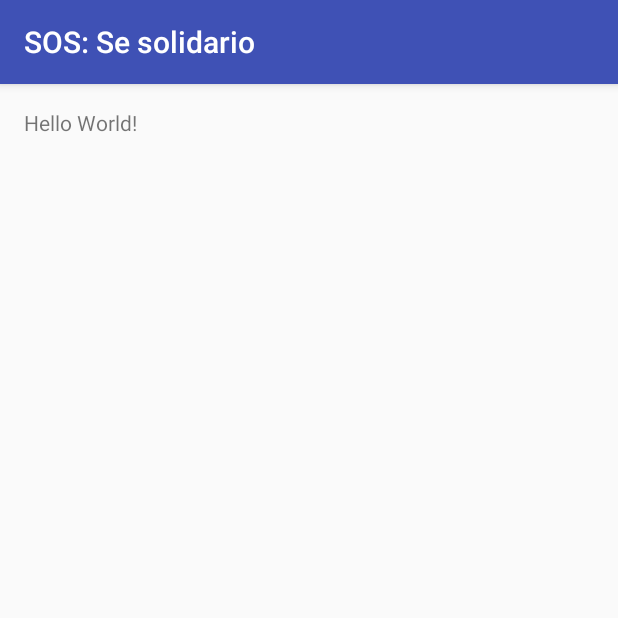
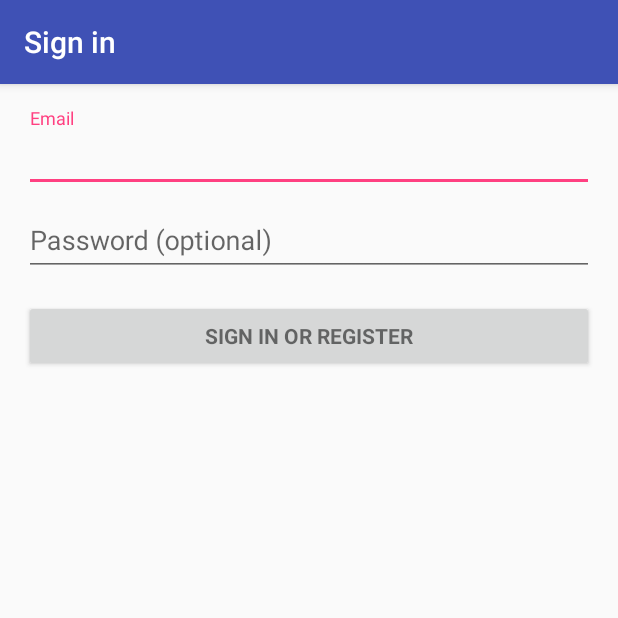
Before and after one commit to Bernix01/sos-se-solidario.android, an Android app: the screen it shows after launch (MainActivity before the commit, LoginActivity after it), on a phone screen of 412 x 824 dp, the top half of it. Run offline under Robolectric (Android 15) with nearby library versions, the phone set to English and light mode, and no system bars; 2 statements that could not run were skipped.

Commit message:
esta lo de login

```diff
--- a/app/build.gradle
+++ b/app/build.gradle
@@ -23,4 +23,5 @@
     compile fileTree(dir: 'libs', include: ['*.jar'])
     testCompile 'junit:junit:4.12'
     compile 'com.android.support:appcompat-v7:23.4.0'
+    compile 'com.android.support:design:23.4.0'
 }
--- /dev/null
+++ b/app/src/main/java/paralelo1/poo/sossesolidario/LoginActivity.java
@@ -0,0 +1,351 @@
+package paralelo1.poo.sossesolidario;
+
+import android.animation.Animator;
+import android.animation.AnimatorListenerAdapter;
+import android.annotation.TargetApi;
+import android.content.pm.PackageManager;
+import android.support.annotation.NonNull;
+import android.support.design.widget.Snackbar;
+import android.support.v7.app.AppCompatActivity;
+import android.app.LoaderManager.LoaderCallbacks;
+
+import android.content.CursorLoader;
+import android.content.Loader;
+import android.database.Cursor;
+import android.net.Uri;
+import android.os.AsyncTask;
+
+import android.os.Build;
+import android.os.Bundle;
+import android.provider.ContactsContract;
+import android.text.TextUtils;
+import android.util.Log;
+import android.view.KeyEvent;
+import android.view.View;
+import android.view.View.OnClickListener;
+import android.view.inputmethod.EditorInfo;
+import android.widget.ArrayAdapter;
+import android.widget.AutoCompleteTextView;
+import android.widget.Button;
+import android.widget.EditText;
+import android.widget.TextView;
+
+import java.util.ArrayList;
+import java.util.List;
+
+import static android.Manifest.permission.READ_CONTACTS;
+
+/**
+ * A login screen that offers login via email/password.
+ */
+public class LoginActivity extends AppCompatActivity implements LoaderCallbacks<Cursor> {
+
+    /**
+     * Id to identity READ_CONTACTS permission request.
+     */
+    private static final int REQUEST_READ_CONTACTS = 0;
+
+    /**
+     * A dummy authentication store containing known user names and passwords.
+     * TODO: remove after connecting to a real authentication system.
+     */
+    private static final String[] DUMMY_CREDENTIALS = new String[]{
+            "foo@example.com:hello", "bar@example.com:world"
+    };
+    /**
+     * Keep track of the login task to ensure we can cancel it if requested.
+     */
+    private UserLoginTask mAuthTask = null;
+
+    // UI references.
+    private AutoCompleteTextView mEmailView;
+    private EditText mPasswordView;
+    private View mProgressView;
+    private View mLoginFormView;
+
+    @Override
+    protected void onCreate(Bundle savedInstanceState) {
+        super.onCreate(savedInstanceState);
+        setContentView(R.layout.activity_login);
+        // Set up the login form.
+        mEmailView = (AutoCompleteTextView) findViewById(R.id.email);
+        populateAutoComplete();
+
+        mPasswordView = (EditText) findViewById(R.id.password);
+        mPasswordView.setOnEditorActionListener(new TextView.OnEditorActionListener() {
+            @Override
+            public boolean onEditorAction(TextView textView, int id, KeyEvent keyEvent) {
+                if (id == R.id.login || id == EditorInfo.IME_NULL) {
+                    attemptLogin();
+                    return true;
+                }
+                return false;
+            }
+        });
+
+        Button mEmailSignInButton = (Button) findViewById(R.id.email_sign_in_button);
+        mEmailSignInButton.setOnClickListener(new OnClickListener() {
+            @Override
+            public void onClick(View view) {
+                attemptLogin();
+            }
+        });
+
+        mLoginFormView = findViewById(R.id.login_form);
+        mProgressView = findViewById(R.id.login_progress);
+    }
+
+    private void populateAutoComplete() {
+        if (!mayRequestContacts()) {
+            return;
+        }
+
+        getLoaderManager().initLoader(0, null, this);
+    }
+
+    private boolean mayRequestContacts() {
+        if (Build.VERSION.SDK_INT < Build.VERSION_CODES.M) {
+            return true;
+        }
+        if (checkSelfPermission(READ_CONTACTS) == PackageManager.PERMISSION_GRANTED) {
+            return true;
+        }
+        if (shouldShowRequestPermissionRationale(READ_CONTACTS)) {
+            Snackbar.make(mEmailView, R.string.permission_rationale, Snackbar.LENGTH_INDEFINITE)
+                    .setAction(android.R.string.ok, new View.OnClickListener() {
+                        @Override
+                        @TargetApi(Build.VERSION_CODES.M)
+                        public void onClick(View v) {
+                            requestPermissions(new String[]{READ_CONTACTS}, REQUEST_READ_CONTACTS);
+                        }
+                    });
+        } else {
+            requestPermissions(new String[]{READ_CONTACTS}, REQUEST_READ_CONTACTS);
+        }
+        return false;
+    }
+
+    /**
+     * Callback received when a permissions request has been completed.
+     */
+    @Override
+    public void onRequestPermissionsResult(int requestCode, @NonNull String[] permissions,
+                                           @NonNull int[] grantResults) {
+        if (requestCode == REQUEST_READ_CONTACTS) {
+            if (grantResults.length == 1 && grantResults[0] == PackageManager.PERMISSION_GRANTED) {
+                populateAutoComplete();
+            }
+        }
+    }
+
+
+    /**
+     * Attempts to sign in or register the account specified by the login form.
+     * If there are form errors (invalid email, missing fields, etc.), the
+     * errors are presented and no actual login attempt is made.
+     */
+    private void attemptLogin() {
+        if (mAuthTask != null) {
+            return;
+        }
+
+        // Reset errors.
+        mEmailView.setError(null);
+        mPasswordView.setError(null);
+
+        // Store values at the time of the login attempt.
+        String email = mEmailView.getText().toString();
+        String password = mPasswordView.getText().toString();
+
+        boolean cancel = false;
+        View focusView = null;
+
+        // Check for a valid password, if the user entered one.
+        if (!TextUtils.isEmpty(password) && !isPasswordValid(password)) {
+            mPasswordView.setError(getString(R.string.error_invalid_password));
+            focusView = mPasswordView;
+            cancel = true;
+        }
+
+        // Check for a valid email address.
+        if (TextUtils.isEmpty(email)) {
+            mEmailView.setError(getString(R.string.error_field_required));
+            focusView = mEmailView;
+            cancel = true;
+        } else if (!isEmailValid(email)) {
+            mEmailView.setError(getString(R.string.error_invalid_email));
+            focusView = mEmailView;
+            cancel = true;
+        }
+
+        if (cancel) {
+            // There was an error; don't attempt login and focus the first
+            // form field with an error.
+            focusView.requestFocus();
+        } else {
+            // Show a progress spinner, and kick off a background task to
+            // perform the user login attempt.
+            showProgress(true);
+            mAuthTask = new UserLoginTask(email, password);
+            mAuthTask.execute((Void) null);
+        }
+    }
+
+    private boolean isEmailValid(String email) {
+        //TODO: Replace this with your own logic
+        return email.contains("@");
+    }
+
+    private boolean isPasswordValid(String password) {
+        //TODO: Replace this with your own logic
+        return password.length() > 4;
+    }
+
+    /**
+     * Shows the progress UI and hides the login form.
+     */
+    @TargetApi(Build.VERSION_CODES.HONEYCOMB_MR2)
+    private void showProgress(final boolean show) {
+        // On Honeycomb MR2 we have the ViewPropertyAnimator APIs, which allow
+        // for very easy animations. If available, use these APIs to fade-in
+        // the progress spinner.
+        if (Build.VERSION.SDK_INT >= Build.VERSION_CODES.HONEYCOMB_MR2) {
+            int shortAnimTime = getResources().getInteger(android.R.integer.config_shortAnimTime);
+
+            mLoginFormView.setVisibility(show ? View.GONE : View.VISIBLE);
+            mLoginFormView.animate().setDuration(shortAnimTime).alpha(
+                    show ? 0 : 1).setListener(new AnimatorListenerAdapter() {
+                @Override
+                public void onAnimationEnd(Animator animation) {
+                    mLoginFormView.setVisibility(show ? View.GONE : View.VISIBLE);
+                }
+            });
+
+            mProgressView.setVisibility(show ? View.VISIBLE : View.GONE);
+            mProgressView.animate().setDuration(shortAnimTime).alpha(
+                    show ? 1 : 0).setListener(new AnimatorListenerAdapter() {
+                @Override
+                public void onAnimationEnd(Animator animation) {
+                    mProgressView.setVisibility(show ? View.VISIBLE : View.GONE);
+                }
+            });
+        } else {
+            // The ViewPropertyAnimator APIs are not available, so simply show
+            // and hide the relevant UI components.
+            mProgressView.setVisibility(show ? View.VISIBLE : View.GONE);
+            mLoginFormView.setVisibility(show ? View.GONE : View.VISIBLE);
+        }
+    }
+
+    @Override
+    public Loader<Cursor> onCreateLoader(int i, Bundle bundle) {
+        return new CursorLoader(this,
+                // Retrieve data rows for the device user's 'profile' contact.
+                Uri.withAppendedPath(ContactsContract.Profile.CONTENT_URI,
+                        ContactsContract.Contacts.Data.CONTENT_DIRECTORY), ProfileQuery.PROJECTION,
+
+                // Select only email addresses.
+                ContactsContract.Contacts.Data.MIMETYPE +
+                        " = ?", new String[]{ContactsContract.CommonDataKinds.Email
+                .CONTENT_ITEM_TYPE},
+
+                // Show primary email addresses first. Note that there won't be
+                // a primary email address if the user hasn't specified one.
+                ContactsContract.Contacts.Data.IS_PRIMARY + " DESC");
+    }
+
+    @Override
+    public void onLoadFinished(Loader<Cursor> cursorLoader, Cursor cursor) {
+        List<String> emails = new ArrayList<>();
+        cursor.moveToFirst();
+        while (!cursor.isAfterLast()) {
+            emails.add(cursor.getString(ProfileQuery.ADDRESS));
+            cursor.moveToNext();
+        }
+
+        addEmailsToAutoComplete(emails);
+    }
+
+    @Override
+    public void onLoaderReset(Loader<Cursor> cursorLoader) {
+
+    }
+
+    private void addEmailsToAutoComplete(List<String> emailAddressCollection) {
+        //Create adapter to tell the AutoCompleteTextView what to show in its dropdown list.
+        ArrayAdapter<String> adapter =
+                new ArrayAdapter<>(LoginActivity.this,
+                        android.R.layout.simple_dropdown_item_1line, emailAddressCollection);
+
+        mEmailView.setAdapter(adapter);
+    }
+
+
+    private interface ProfileQuery {
+        String[] PROJECTION = {
+                ContactsContract.CommonDataKinds.Email.ADDRESS,
+                ContactsContract.CommonDataKinds.Email.IS_PRIMARY,
+        };
+
+        int ADDRESS = 0;
+        int IS_PRIMARY = 1;
+    }
+
+    /**
+     * Represents an asynchronous login/registration task used to authenticate
+     * the user.
+     */
+    public class UserLoginTask extends AsyncTask<Void, Void, Boolean> {
+
+        private final String mEmail;
+        private final String mPassword;
+        private final String usuario="usuario@hotmail.com";
+        private final String Passusuario="@usuario";
+        private final String  administrador="administrador@hotmail.com";
+        private final String Passadministrador="@dministrador";
+
+
+        UserLoginTask(String email, String password) {
+            mEmail = email;
+            mPassword = password;
+        }
+
+        @Override
+        protected Boolean doInBackground(Void... params) {
+            // TODO: attempt authentication against a network service.
+
+            try {
+                // Simulate network access.
+                Thread.sleep(2000);
+                return (mEmail.equals(usuario) && mPassword.equals(Passusuario)) || (mEmail.equals(administrador) && mPassword.equals(Passadministrador));
+            } catch (InterruptedException e) {
+                return false;
+            }
+
+        }
+
+        @Override
+        protected void onPostExecute(final Boolean success) {
+            mAuthTask = null;
+            showProgress(false);
+
+            if (success) {
+                if (mEmail.equals(usuario)) {
+                    Log.i("login", "usuario");
+                } else if (mEmail.equals(administrador)){
+                    Log.i("login", "administrador");
+                }
+
+            } else {
+                mPasswordView.setError(getString(R.string.error_incorrect_password));
+                mPasswordView.requestFocus();
+            }
+        }
+
+        @Override
+        protected void onCancelled() {
+            mAuthTask = null;
+            showProgress(false);
+        }
+    }
+}
--- a/app/src/main/java/paralelo1/poo/sossesolidario/MainActivity.java
+++ b/app/src/main/java/paralelo1/poo/sossesolidario/MainActivity.java
@@ -2,6 +2,7 @@
 
 import android.os.Bundle;
 import android.support.v7.app.AppCompatActivity;
+import android.widget.TextView;
 
 public class MainActivity extends AppCompatActivity {
 
@@ -9,5 +10,8 @@
     protected void onCreate(Bundle savedInstanceState) {
         super.onCreate(savedInstanceState);
         setContentView(R.layout.activity_main);
+        TextView nam;
+        nam = (TextView) findViewById(R.id.name);
+        nam.setText("ke vin");
     }
 }
--- /dev/null
+++ b/app/src/main/res/layout/activity_login.xml
@@ -0,0 +1,77 @@
+<LinearLayout xmlns:android="http://schemas.android.com/apk/res/android"
+    xmlns:tools="http://schemas.android.com/tools"
+    android:layout_width="match_parent"
+    android:layout_height="match_parent"
+    android:gravity="center_horizontal"
+    android:orientation="vertical"
+    android:paddingBottom="@dimen/activity_vertical_margin"
+    android:paddingLeft="@dimen/activity_horizontal_margin"
+    android:paddingRight="@dimen/activity_horizontal_margin"
+    android:paddingTop="@dimen/activity_vertical_margin"
+    tools:context="paralelo1.poo.sossesolidario.LoginActivity">
+
+    <!-- Login progress -->
+    <ProgressBar
+        android:id="@+id/login_progress"
+        style="?android:attr/progressBarStyleLarge"
+        android:layout_width="wrap_content"
+        android:layout_height="wrap_content"
+        android:layout_marginBottom="8dp"
+        android:visibility="gone" />
+
+    <ScrollView
+        android:id="@+id/login_form"
+        android:layout_width="match_parent"
+        android:layout_height="match_parent">
+
+        <LinearLayout
+            android:id="@+id/email_login_form"
+            android:layout_width="match_parent"
+            android:layout_height="wrap_content"
+            android:orientation="vertical">
+
+            <android.support.design.widget.TextInputLayout
+                android:layout_width="match_parent"
+                android:layout_height="wrap_content">
+
+                <AutoCompleteTextView
+                    android:id="@+id/email"
+                    android:layout_width="match_parent"
+                    android:layout_height="wrap_content"
+                    android:hint="@string/prompt_email"
+                    android:inputType="textEmailAddress"
+                    android:maxLines="1"
+                    android:singleLine="true" />
+
+            </android.support.design.widget.TextInputLayout>
+
+            <android.support.design.widget.TextInputLayout
+                android:layout_width="match_parent"
+                android:layout_height="wrap_content">
+
+                <EditText
+                    android:id="@+id/password"
+                    android:layout_width="match_parent"
+                    android:layout_height="wrap_content"
+                    android:hint="@string/prompt_password"
+                    android:imeActionId="@+id/login"
+                    android:imeActionLabel="@string/action_sign_in_short"
+                    android:imeOptions="actionUnspecified"
+                    android:inputType="textPassword"
+                    android:maxLines="1"
+                    android:singleLine="true" />
+
+            </android.support.design.widget.TextInputLayout>
+
+            <Button
+                android:id="@+id/email_sign_in_button"
+                style="?android:textAppearanceSmall"
+                android:layout_width="match_parent"
+                android:layout_height="wrap_content"
+                android:layout_marginTop="16dp"
+                android:text="@string/action_sign_in"
+                android:textStyle="bold" />
+
+        </LinearLayout>
+    </ScrollView>
+</LinearLayout>
--- a/app/src/main/res/layout/activity_main.xml
+++ b/app/src/main/res/layout/activity_main.xml
@@ -12,5 +12,6 @@
     <TextView
         android:layout_width="wrap_content"
         android:layout_height="wrap_content"
-        android:text="Hello World!" />
+        android:text="el brayam!"
+        android:id="@+id/name" />
 </RelativeLayout>
--- a/app/src/main/res/values/strings.xml
+++ b/app/src/main/res/values/strings.xml
@@ -1,3 +1,17 @@
 <resources>
     <string name="app_name">SOS: Se solidario</string>
+    <string name="title_activity_login">Sign in</string>
+
+    <!-- Strings related to login -->
+    <string name="prompt_email">Email</string>
+    <string name="prompt_password">Password (optional)</string>
+    <string name="action_sign_in">Sign in or register</string>
+    <string name="action_sign_in_short">Sign in</string>
+    <string name="error_invalid_email">This email address is invalid</string>
+    <string name="error_invalid_password">This password is too short</string>
+    <string name="error_incorrect_password">This password is incorrect</string>
+    <string name="error_field_required">This field is required</string>
+    <string name="permission_rationale">"Contacts permissions are needed for providing email
+        completions."
+    </string>
 </resources>
```
Also changed, not shown: app/src/main/AndroidManifest.xml (+13 -4 lines).
